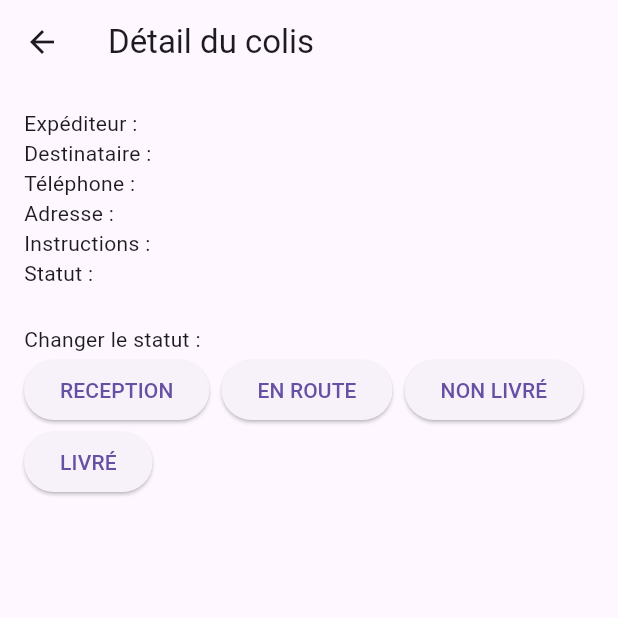
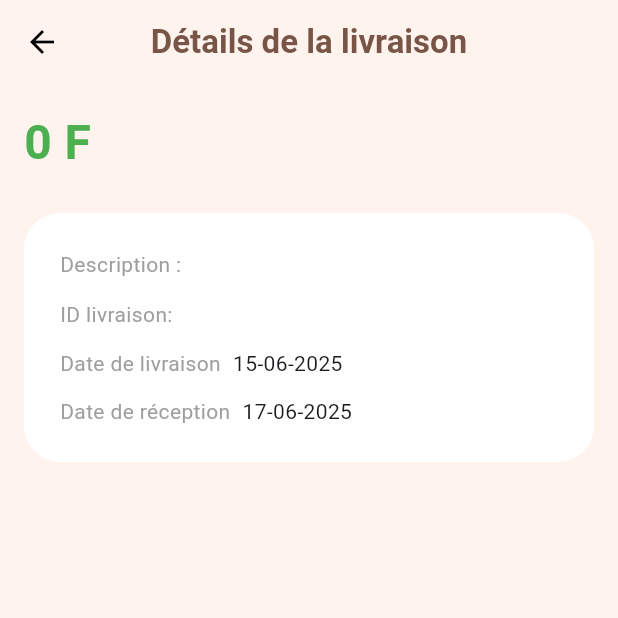
Before and after one commit to Siaka11/liya, a Flutter app: the ParcelDetailPage screen opened directly with empty values, on a phone screen of 412 x 824 dp, the top half of it. Run offline on Flutter 3.47's test engine with Material 3 defaults, Android fonts, the phone set to English and light mode, and no system bars; our stand-ins replace auto_route, cloud_firestore, confetti, dartz, easy_localization, equatable and 15 more; missing offline and left inert: restaurant; accounts and stored records are empty.

Commit message:
add colis module version 1

```diff
--- a/lib/modules/parcel/feature/data/models/parcel_model.dart
+++ b/lib/modules/parcel/feature/data/models/parcel_model.dart
@@ -13,6 +13,7 @@ class ParcelModel extends Parcel {
     String? phoneNumber,
     String? instructions,
     String? ville,
+    double? prix,
   }) : super(
           id: id,
           senderName: senderName,
@@ -24,6 +25,7 @@ class ParcelModel extends Parcel {
           phoneNumber: phoneNumber,
           instructions: instructions,
           ville: ville,
+          prix: prix,
         );
 
   factory ParcelModel.fromMap(Map<String, dynamic> map, String id) {
@@ -38,6 +40,7 @@ class ParcelModel extends Parcel {
       phoneNumber: map['phoneNumber'],
       instructions: map['instructions'],
       ville: map['ville'],
+      prix: map['prix'] != null ? (map['prix'] as num).toDouble() : null,
     );
   }
 
@@ -53,6 +56,7 @@ class ParcelModel extends Parcel {
       'phoneNumber': phoneNumber ?? '',
       'instructions': instructions,
       'ville': ville ?? '',
+      'prix': prix,
     };
   }
 }
--- a/lib/modules/parcel/feature/data/repositories/parcel_repository_impl.dart
+++ b/lib/modules/parcel/feature/data/repositories/parcel_repository_impl.dart
@@ -29,7 +29,8 @@ class ParcelRepositoryImpl implements ParcelRepository {
   }
 
   @override
-  Future<void> updateParcelStatus(String parcelId, String status) async {
-    await remoteDataSource.updateParcelStatus(parcelId, status);
+  Future<void> updateParcelStatus(String parcelId, String status,
+      {double? prix}) async {
+    await remoteDataSource.updateParcelStatus(parcelId, status, prix: prix);
   }
 }
--- a/lib/modules/parcel/feature/domain/entities/parcel.dart
+++ b/lib/modules/parcel/feature/domain/entities/parcel.dart
@@ -9,6 +9,7 @@ class Parcel {
   final String? phoneNumber;
   final String? instructions;
   final String? ville;
+  final double? prix;
 
   Parcel({
     required this.id,
@@ -21,5 +22,6 @@ class Parcel {
     this.phoneNumber,
     this.instructions,
     this.ville,
+    this.prix,
   });
 }
--- a/lib/modules/parcel/feature/domain/repositories/parcel_repository.dart
+++ b/lib/modules/parcel/feature/domain/repositories/parcel_repository.dart
@@ -3,5 +3,6 @@ import '../entities/parcel.dart';
 abstract class ParcelRepository {
   Stream<List<Parcel>> getParcels();
   Future<void> addParcel(Parcel parcel);
-  Future<void> updateParcelStatus(String parcelId, String status);
+  Future<void> updateParcelStatus(String parcelId, String status,
+      {double? prix});
 }
--- a/lib/modules/parcel/feature/domain/usecases/update_parcel_status.dart
+++ b/lib/modules/parcel/feature/domain/usecases/update_parcel_status.dart
@@ -4,7 +4,7 @@ class UpdateParcelStatus {
   final ParcelRepository repository;
   UpdateParcelStatus(this.repository);
 
-  Future<void> call(String parcelId, String status) {
-    return repository.updateParcelStatus(parcelId, status);
+  Future<void> call(String parcelId, String status, {double? prix}) {
+    return repository.updateParcelStatus(parcelId, status, prix: prix);
   }
 }
--- a/lib/modules/parcel/feature/presentation/pages/parcel_detail_page.dart
+++ b/lib/modules/parcel/feature/presentation/pages/parcel_detail_page.dart
@@ -15,36 +15,97 @@ class ParcelDetailPage extends ConsumerWidget {
   Widget build(BuildContext context, WidgetRef ref) {
     final action = ref.read(parcelActionProvider);
     return Scaffold(
-      appBar: AppBar(title: const Text('Détail du colis')),
+      backgroundColor: const Color(0xFFFFF3ED),
+      appBar: AppBar(
+        backgroundColor: const Color(0xFFFFF3ED),
+        elevation: 0,
+        leading: IconButton(
+          icon: const Icon(Icons.arrow_back, color: Colors.black),
+          onPressed: () => Navigator.pop(context),
+        ),
+        title: const Text('Détails de la livraison',
+            style: TextStyle(color: Colors.brown, fontWeight: FontWeight.bold)),
+        centerTitle: true,
+      ),
       body: Padding(
         padding: const EdgeInsets.all(16.0),
         child: Column(
           crossAxisAlignment: CrossAxisAlignment.start,
           children: [
-            Text('Expéditeur : ${parcel.senderName}'),
-            Text('Destinataire : ${parcel.receiverName}'),
-            Text('Téléphone : ${parcel.phone ?? ''}'),
-            Text('Adresse : ${parcel.address ?? ''}'),
-            Text('Instructions : ${parcel.instructions ?? ''}'),
-            Text('Statut : ${parcel.status}'),
+            if (parcel.prix != null)
+              Text('${parcel.prix!.toStringAsFixed(0)} F',
+                  style: const TextStyle(
+                      color: Colors.green,
+                      fontSize: 32,
+                      fontWeight: FontWeight.bold)),
             const SizedBox(height: 24),
-            Text('Changer le statut :'),
-            Wrap(
-              spacing: 8,
-              children: ParcelStatus.values.map((status) {
-                final statusStr = parcelStatusToString(status);
-                return ElevatedButton(
-                  onPressed: () async {
-                    await action.updateParcelStatus.call(parcel.id, statusStr);
-                    if (context.mounted) Navigator.pop(context);
-                  },
-                  child: Text(statusStr),
-                );
-              }).toList(),
+            Container(
+              decoration: BoxDecoration(
+                color: Colors.white,
+                borderRadius: BorderRadius.circular(24),
+              ),
+              padding: const EdgeInsets.all(24),
+              child: Column(
+                crossAxisAlignment: CrossAxisAlignment.start,
+                children: [
+                  Row(
+                    children: [
+                      const Text('Description :',
+                          style: TextStyle(color: Colors.grey)),
+                      const SizedBox(width: 8),
+                      Expanded(
+                        child: Text(parcel.instructions ?? '',
+                            style:
+                                const TextStyle(fontWeight: FontWeight.w500)),
+                      ),
+                    ],
+                  ),
+                  const SizedBox(height: 12),
+                  Row(
+                    children: [
+                      const Text('ID livraison:',
+                          style: TextStyle(color: Colors.grey)),
+                      const SizedBox(width: 8),
+                      Expanded(
+                        child: GestureDetector(
+                          onTap: () {},
+                          child: Text(parcel.id,
+                              style: const TextStyle(
+                                  color: Colors.blue,
+                                  decoration: TextDecoration.underline)),
+                        ),
+                      ),
+                    ],
+                  ),
+                  const SizedBox(height: 12),
+                  Row(
+                    children: [
+                      const Text('Date de livraison',
+                          style: TextStyle(color: Colors.grey)),
+                      const SizedBox(width: 8),
+                      Text(_formatDate(parcel.createdAt)),
+                    ],
+                  ),
+                  const SizedBox(height: 12),
+                  Row(
+                    children: [
+                      const Text('Date de réception',
+                          style: TextStyle(color: Colors.grey)),
+                      const SizedBox(width: 8),
+                      Text(_formatDate(
+                          parcel.createdAt.add(const Duration(days: 2)))),
+                    ],
+                  ),
+                ],
+              ),
             ),
           ],
         ),
       ),
     );
   }
+
+  String _formatDate(DateTime date) {
+    return '${date.day.toString().padLeft(2, '0')}-${date.month.toString().padLeft(2, '0')}-${date.year}';
+  }
 }
```
Also changed, not shown: lib/modules/parcel/feature/data/datasources/parcel_remote_data_source.dart (+7 -5 lines), lib/modules/parcel/feature/presentation/pages/parcel_home_page.dart (+8 -1 lines), lib/modules/parcel/feature/presentation/pages/parcel_status_list_page.dart (+42 -16 lines).
